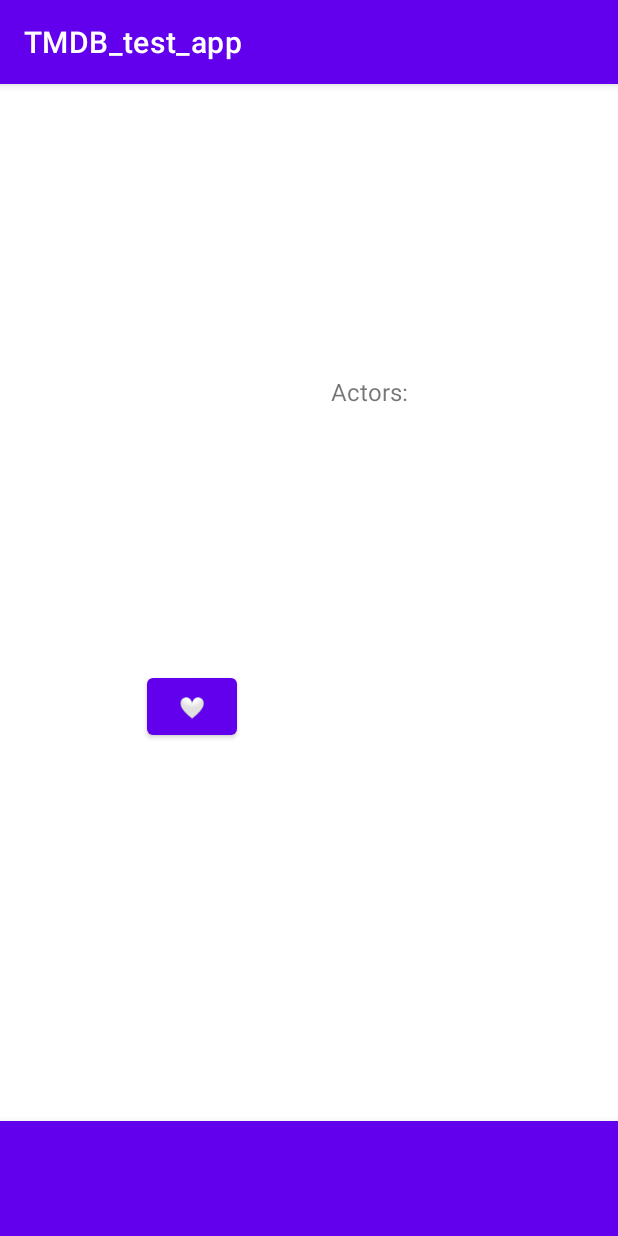
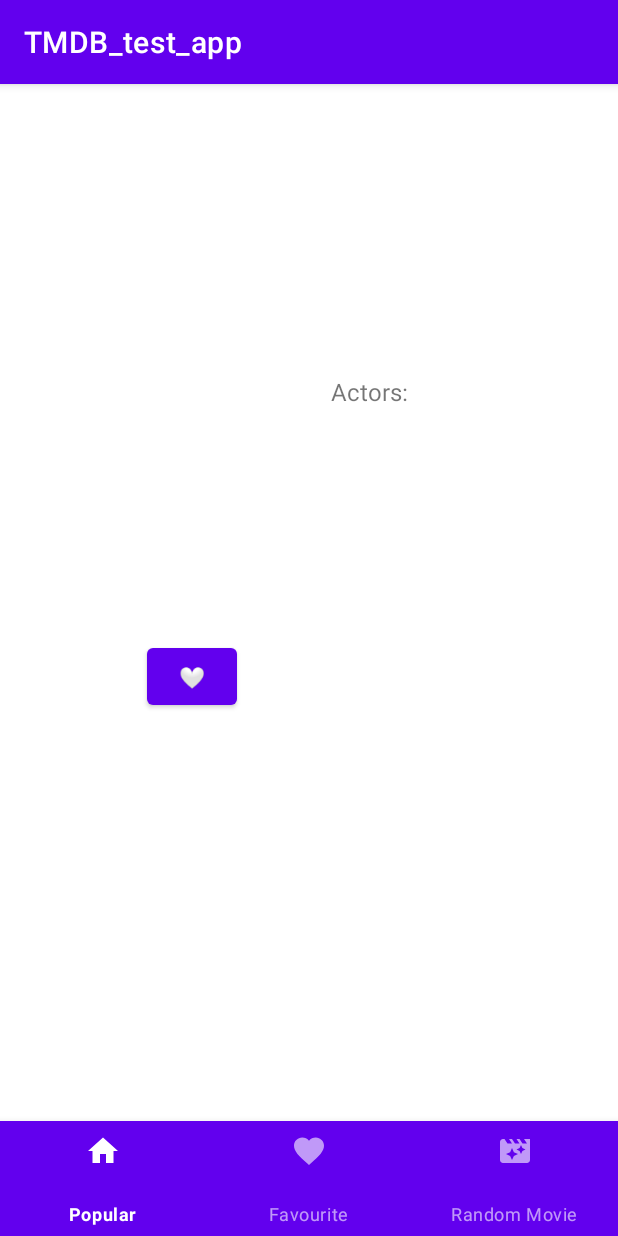
Before and after one commit to dagenator/TMDB_test_app, an Android app: the MovieFragment screen opened through its navigation route, on a phone screen of 412 x 824 dp. Run offline under Robolectric (Android 15) with nearby library versions, the phone set to English and light mode, and no system bars; our stand-ins replace Dagger/Hilt's generated code, navigation-ui, paging; network calls fail; pictures from the network do not load.

Commit message:
random movie screen added

```diff
--- a/app/build.gradle
+++ b/app/build.gradle
@@ -32,6 +32,9 @@ android {
     }
     kotlinOptions {
         jvmTarget = '1.8'
+    }
+    buildFeatures {
+        viewBinding = true
     }
 }
 
--- a/app/src/main/java/com/example/tmdb_test_app/PopularFragment.kt
+++ b/app/src/main/java/com/example/tmdb_test_app/PopularFragment.kt
@@ -3,17 +3,12 @@ package com.example.tmdb_test_app
 import android.content.Context
 import android.os.Bundle
 import android.view.View
-import android.widget.ProgressBar
-import android.widget.Toast
 import androidx.fragment.app.Fragment
-import androidx.lifecycle.Observer
 import androidx.lifecycle.lifecycleScope
 import androidx.recyclerview.widget.LinearLayoutManager
 import androidx.recyclerview.widget.RecyclerView
+import androidx.swiperefreshlayout.widget.SwipeRefreshLayout
 import com.example.tmdb_test_app.data.models.Config
-import com.example.tmdb_test_app.data.models.PaginateMovies
-import com.example.tmdb_test_app.data.utils.Resource
-import com.example.tmdb_test_app.data.utils.Status
 import com.example.tmdb_test_app.presenter.MainViewModel
 import com.example.tmdb_test_app.presenter.MovieListAdapter
 import kotlinx.coroutines.flow.collectLatest
@@ -27,31 +22,11 @@ class PopularFragment @Inject constructor() : Fragment(R.layout.movies_list_frag
     @Inject
     lateinit var config: Config
 
-    private val observePopular = Observer<Resource<PaginateMovies>> {
-        it?.let {
-            when (it.status) {
-                Status.LOADING -> {
-                    setLoader(true)
-                }
-                Status.ERROR -> {
-                    showError(it.message.toString())
-                    setLoader(false)
-                }
-                Status.SUCCESS -> {
-                    setLoader(false)
-                    it.data?.let {
-                        setMovieUi(it)
-                    }
-                }
-            }
-        }
-    }
-
     private val adapter by lazy(LazyThreadSafetyMode.NONE) {
         MovieListAdapter(
             config,
             { x -> viewModel.navigateToMovieById(x, this) },
-            { url, image, width, height -> viewModel.loadImage(url, this, width, height, image) })
+            { url, image, width, height -> viewModel.loadImage(url, this, image, width, height) })
     }
 
     override fun onAttach(context: Context) {
@@ -61,6 +36,7 @@ class PopularFragment @Inject constructor() : Fragment(R.layout.movies_list_frag
 
     override fun onViewCreated(view: View, savedInstanceState: Bundle?) {
         super.onViewCreated(view, savedInstanceState)
+        setUi()
         val recycler = view.findViewById<RecyclerView>(R.id.movie_list)
         recycler.adapter = adapter
         recycler.layoutManager = LinearLayoutManager(context)
@@ -72,27 +48,14 @@ class PopularFragment @Inject constructor() : Fragment(R.layout.movies_list_frag
         }
     }
 
-    private fun setMovieUi(movie: PaginateMovies) {
+    private fun setUi() {
         view?.let {
-//            val swipeLayout = it.findViewById<SwipeRefreshLayout>(R.id.movie_list_refresh)
-//            swipeLayout.setOnRefreshListener {
-//                //todo reLoad
-//                swipeLayout.isRefreshing = false
-//            }
+            val swipeLayout = it.findViewById<SwipeRefreshLayout>(R.id.movie_list_refresh)
+            swipeLayout.setOnRefreshListener {
+                //adapter.refresh()
+                swipeLayout.isRefreshing = false
+            }
         }
     }
 
-    private fun setLoader(isLoading: Boolean) {
-        view?.let {
-            val progressBar = it.findViewById<ProgressBar>(R.id.movie_list_progress_bar)
-            val recycler = it.findViewById<RecyclerView>(R.id.movie_list)
-            progressBar.visibility = if (isLoading) View.VISIBLE else View.GONE
-            recycler.visibility = if (isLoading) View.GONE else View.VISIBLE
-        }
-    }
-
-    private fun showError(text: String) {
-        Toast.makeText(context, text, Toast.LENGTH_LONG).show()
-    }
-
 }
--- a/app/src/main/java/com/example/tmdb_test_app/core/di/FragmentComponent.kt
+++ b/app/src/main/java/com/example/tmdb_test_app/core/di/FragmentComponent.kt
@@ -1,9 +1,6 @@
 package com.example.tmdb_test_app.core.di
 
-import com.example.tmdb_test_app.FavouriteMoviesListFragment
-import com.example.tmdb_test_app.MainActivity
-import com.example.tmdb_test_app.MovieFragment
-import com.example.tmdb_test_app.PopularFragment
+import com.example.tmdb_test_app.*
 import dagger.Subcomponent
 
 @ActivityScope
@@ -28,6 +25,6 @@ interface FragmentComponent {
     fun inject(movieFragment: MovieFragment)
     fun inject(popularFragment: PopularFragment)
     fun inject(popularFragment: FavouriteMoviesListFragment)
-
+    fun inject(randomFragment: RandomFragment)
 
 }
--- a/app/src/main/java/com/example/tmdb_test_app/domain/impl/GetGenresListUseCaseImpl.kt
+++ b/app/src/main/java/com/example/tmdb_test_app/domain/impl/GetGenresListUseCaseImpl.kt
@@ -7,5 +7,5 @@ import javax.inject.Inject
 
 class GetGenresListUseCaseImpl @Inject constructor(val tmdbRepository: TMDBRepository) :
     GetGenresListUseCase {
-    override suspend fun invoke(id: Long): List<Genre> = tmdbRepository.getGenres()
+    override suspend fun invoke(): List<Genre> = tmdbRepository.getGenres()
 }
--- a/app/src/main/java/com/example/tmdb_test_app/domain/impl/GetRandomMovieByGenreAndYearImpl.kt
+++ b/app/src/main/java/com/example/tmdb_test_app/domain/impl/GetRandomMovieByGenreAndYearImpl.kt
@@ -1,6 +1,7 @@
 package com.example.tmdb_test_app.domain.impl
 
 import com.example.tmdb_test_app.data.models.Genre
+import com.example.tmdb_test_app.data.models.Movie
 import com.example.tmdb_test_app.data.repository.TMDBRepository
 import com.example.tmdb_test_app.data.utils.Resource
 import com.example.tmdb_test_app.domain.interfaces.GetRandomMovieByGenreAndYear
@@ -9,6 +10,6 @@ import javax.inject.Inject
 
 class GetRandomMovieByGenreAndYearImpl @Inject constructor(val tmdbRepository: TMDBRepository) :
     GetRandomMovieByGenreAndYear {
-    override suspend fun invoke(genre: Genre, year: Int): Flow<Resource<Long>> =
+    override suspend fun invoke(genre: String, year: Int): Flow<Resource<Movie>> =
         tmdbRepository.getRandomMovieByGenreAndYear(genre, year)
 }
--- a/app/src/main/java/com/example/tmdb_test_app/domain/interfaces/GetGenresListUseCase.kt
+++ b/app/src/main/java/com/example/tmdb_test_app/domain/interfaces/GetGenresListUseCase.kt
@@ -3,5 +3,5 @@ package com.example.tmdb_test_app.domain.interfaces
 import com.example.tmdb_test_app.data.models.Genre
 
 interface GetGenresListUseCase {
-    suspend operator fun invoke(id: Long): List<Genre>
+    suspend operator fun invoke(): List<Genre>
 }
--- a/app/src/main/java/com/example/tmdb_test_app/domain/interfaces/GetRandomMovieByGenreAndYear.kt
+++ b/app/src/main/java/com/example/tmdb_test_app/domain/interfaces/GetRandomMovieByGenreAndYear.kt
@@ -1,9 +1,9 @@
 package com.example.tmdb_test_app.domain.interfaces
 
-import com.example.tmdb_test_app.data.models.Genre
+import com.example.tmdb_test_app.data.models.Movie
 import com.example.tmdb_test_app.data.utils.Resource
 import kotlinx.coroutines.flow.Flow
 
 interface GetRandomMovieByGenreAndYear {
-    suspend operator fun invoke(genre: Genre, year:Int): Flow<Resource<Long>>
+    suspend operator fun invoke(genre: String, year: Int): Flow<Resource<Movie>>
 }
--- a/app/src/main/java/com/example/tmdb_test_app/presenter/FavouriteListAdapter.kt
+++ b/app/src/main/java/com/example/tmdb_test_app/presenter/FavouriteListAdapter.kt
@@ -46,9 +46,6 @@ class FavouriteListAdapter(private val dataSet: Array<DBMovie>, private val clic
 
         view.row.setOnClickListener {
             click(dataSet[position].id)
-//            val navController = context.findNavController()
-//            val bundle = bundleOf("movieId" to dataSet[position].id)
-//            navController.navigate(R.id.movieFragment, bundle)
         }
     }
 
--- a/app/src/main/res/layout/favourite_movies_list.xml
+++ b/app/src/main/res/layout/favourite_movies_list.xml
@@ -31,5 +31,10 @@
         android:layout_height="0dp"
         android:padding="16dp"
         app:layout_constraintHeight_percent="0.90"/>
+    <ProgressBar
+        android:id="@+id/favourite_progress_bar"
+        android:layout_width="match_parent"
+        android:layout_height="match_parent"
+        android:visibility="gone"/>
 
 </androidx.constraintlayout.widget.ConstraintLayout>
--- /dev/null
+++ b/app/src/main/res/layout/one_string_row_layout.xml
@@ -0,0 +1,5 @@
+<?xml version="1.0" encoding="utf-8"?>
+<TextView xmlns:android="http://schemas.android.com/apk/res/android"
+    android:id="@+id/single_row"
+    android:layout_width="fill_parent"
+    android:layout_height="wrap_content" />
--- a/app/src/main/res/layout/whole_movie_fragment.xml
+++ b/app/src/main/res/layout/whole_movie_fragment.xml
@@ -16,7 +16,7 @@
             <ImageView
                 android:id="@+id/picture"
                 android:layout_width="wrap_content"
-                android:layout_height="300dp"
+                android:layout_height="280dp"
                 android:minHeight="100dp"
                 android:minWidth="150dp"
                 android:maxWidth="200dp"
@@ -84,6 +84,7 @@
                 android:id="@+id/description"
                 android:layout_width="wrap_content"
                 android:layout_height="wrap_content"
+                android:layout_marginTop="12dp"
                 android:layout_margin="8dp"
                 android:padding="8dp"
                 android:gravity="top"
--- /dev/null
+++ b/app/src/main/res/menu/bottom_navigation_menu.xml
@@ -0,0 +1,18 @@
+<menu xmlns:android="http://schemas.android.com/apk/res/android">
+    <item
+        android:id="@+id/popularFragment"
+        android:enabled="true"
+        android:icon="@drawable/ic_baseline_home_24"
+        android:title="@string/popular"/>
+    <item
+        android:id="@+id/favouriteMoviesListFragment"
+        android:enabled="true"
+        android:icon="@drawable/ic_baseline_favorite_24"
+        android:title="@string/favourite"/>
+    <item
+        android:id="@+id/randomFragmentNav"
+        android:enabled="true"
+        android:icon="@drawable/ic_baseline_movie_filter_24"
+        android:title="@string/random_movie"/>
+
+</menu>
--- a/app/src/main/res/navigation/nav_graph.xml
+++ b/app/src/main/res/navigation/nav_graph.xml
@@ -30,5 +30,14 @@
             android:id="@+id/action_favouriteMoviesListFragment_to_movieFragment"
             app:destination="@id/movieFragment" />
     </fragment>
+    <fragment
+        android:id="@+id/randomFragmentNav"
+        android:name="com.example.tmdb_test_app.RandomFragment"
+        android:label="RandomFragment"
+        tools:layout="@layout/random_fragment">
+        <action
+            android:id="@+id/action_randomFragment2_to_movieFragment"
+            app:destination="@id/movieFragment" />
+    </fragment>
 
 </navigation>
--- a/app/src/main/res/values/strings.xml
+++ b/app/src/main/res/values/strings.xml
@@ -9,4 +9,6 @@
     <string name="favourite">Favourite</string>
     <string name="random_movie">Random Movie</string>
     <string name="popular">Popular</string>
+    <string name="find_button">Find</string>
+    <string name="go_to"><![CDATA[Go to ->]]></string>
 </resources>
```
Also changed, not shown: app/src/main/java/com/example/tmdb_test_app/FavouriteMoviesListFragment.kt (+17 -3 lines), app/src/main/java/com/example/tmdb_test_app/MovieFragment.kt (+18 -19 lines), app/src/main/java/com/example/tmdb_test_app/RandomFragment.kt (added, +125 -0 lines), app/src/main/java/com/example/tmdb_test_app/data/repository/TMDBRepository.kt (+16 -10 lines), app/src/main/java/com/example/tmdb_test_app/presenter/MainViewModel.kt (+25 -4 lines), app/src/main/res/layout/random_fragment.xml (added, +115 -0 lines).
